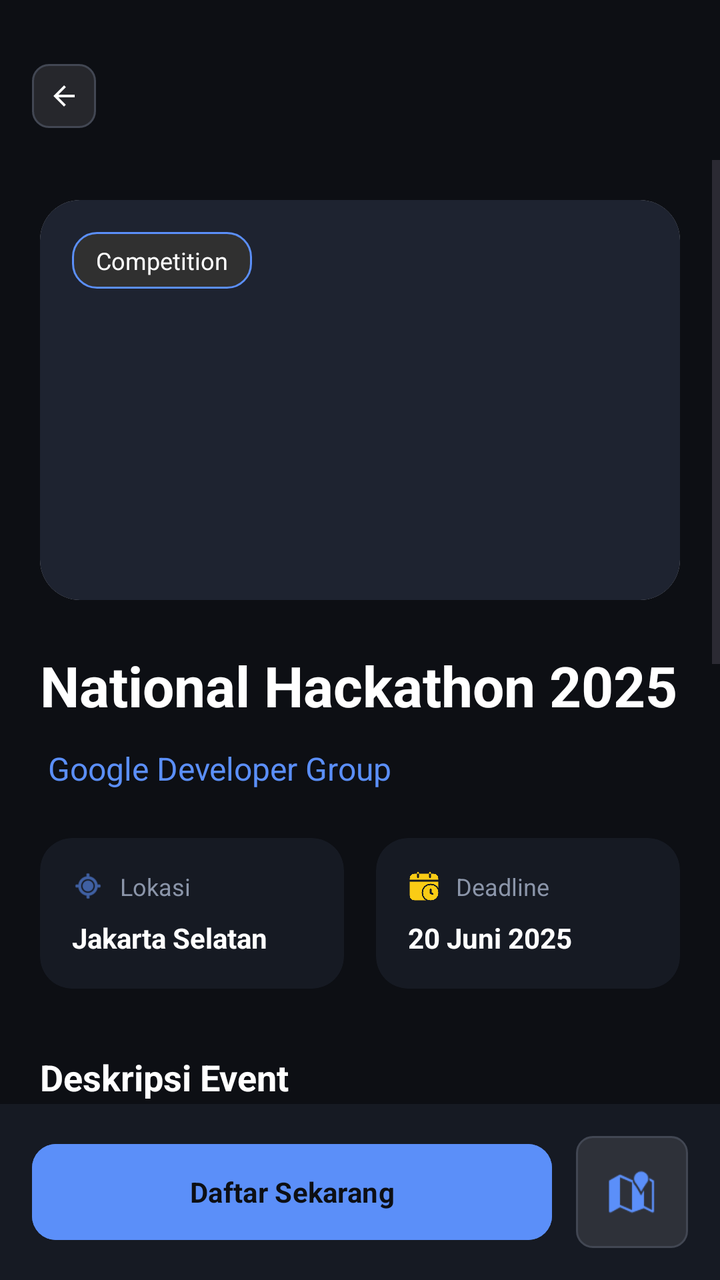
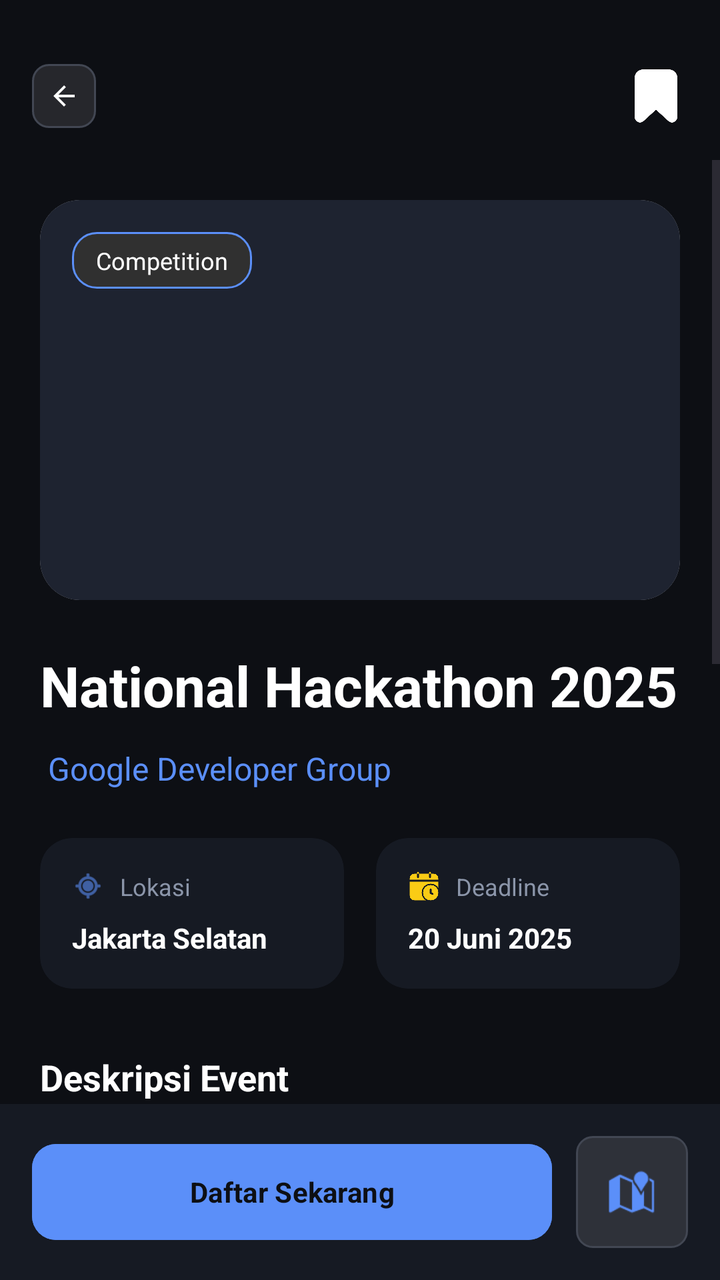

Screens rendered from an Android XML layout before and after an edit, with the pre-edit source and the edit as a unified diff.
<!-- AndroidManifest.xml: application theme Theme.Joko -->
<!-- res/layout/activity_event_detail.xml -->
<?xml version="1.0" encoding="utf-8"?>
<androidx.constraintlayout.widget.ConstraintLayout xmlns:android="http://schemas.android.com/apk/res/android"
    xmlns:app="http://schemas.android.com/apk/res-auto"
    xmlns:tools="http://schemas.android.com/tools"
    android:id="@+id/detailRoot"
    android:layout_width="match_parent"
    android:layout_height="match_parent"
    android:background="@color/bg_base">

    
    <RelativeLayout
        android:id="@+id/toolbar"
        android:layout_width="match_parent"
        android:layout_height="wrap_content"
        android:paddingTop="32dp"
        android:paddingHorizontal="16dp"
        android:paddingBottom="16dp"
        app:layout_constraintTop_toTopOf="parent">

        <ImageView
            android:id="@+id/btnBack"
            android:layout_width="32dp"
            android:layout_height="32dp"
            android:background="@drawable/bg_input_field"
            android:padding="8dp"
            android:src="@drawable/abc_ic_ab_back_material"
            app:tint="@color/white" />

        <LinearLayout
            android:layout_width="wrap_content"
            android:layout_height="wrap_content"
            android:layout_alignParentEnd="true"
            android:orientation="horizontal"/>
    </RelativeLayout>

    <ScrollView
        android:layout_width="match_parent"
        android:layout_height="0dp"
        android:clipToPadding="false"
        app:layout_constraintBottom_toTopOf="@id/bottomBar"
        app:layout_constraintTop_toBottomOf="@id/toolbar">

        <LinearLayout
            android:layout_width="match_parent"
            android:layout_height="wrap_content"
            android:orientation="vertical"
            android:padding="20dp">

            
            <androidx.cardview.widget.CardView
                android:layout_width="match_parent"
                android:layout_height="200dp"
                app:cardCornerRadius="20dp"
                app:cardElevation="0dp">

                <RelativeLayout
                    android:layout_width="match_parent"
                    android:layout_height="match_parent">

                    <ImageView
                        android:id="@+id/ivEventThumbnail"
                        android:layout_width="match_parent"
                        android:layout_height="match_parent"
                        android:background="@color/bg_elevated"
                        android:scaleType="centerCrop" />

                    <TextView
                        android:id="@+id/tvEventCategory"
                        android:layout_width="wrap_content"
                        android:layout_height="wrap_content"
                        android:layout_margin="16dp"
                        android:background="@drawable/bg_cat_event"
                        android:paddingHorizontal="12dp"
                        android:paddingVertical="6dp"
                        android:text="Competition"
                        android:textColor="@color/white"
                        android:textSize="12sp" />
                </RelativeLayout>
            </androidx.cardview.widget.CardView>

            
            <TextView
                android:id="@+id/tvEventTitle"
                android:layout_width="match_parent"
                android:layout_height="wrap_content"
                android:layout_marginTop="24dp"
                android:text="National Hackathon 2025"
                android:textColor="@color/white"
                android:textSize="28sp"
                android:textStyle="bold" />

            
            <LinearLayout
                android:layout_width="match_parent"
                android:layout_height="wrap_content"
                android:layout_marginTop="12dp"
                android:gravity="center_vertical"
                android:orientation="horizontal">

                <TextView
                    android:id="@+id/tvOrganizerName"
                    android:layout_width="wrap_content"
                    android:layout_height="wrap_content"
                    android:layout_marginStart="4dp"
                    android:text="Google Developer Group"
                    android:textColor="@color/primary"
                    android:textSize="16sp" />

                <ImageView
                    android:id="@+id/icVerifiedOrganizer"
                    android:layout_width="24dp"
                    android:layout_height="24dp"
                    android:layout_gravity="center_vertical"
                    android:layout_marginStart="4dp"
                    android:src="@drawable/ic_verified"
                    android:visibility="gone"
                    tools:visibility="visible" />
            </LinearLayout>

            
            <LinearLayout
                android:layout_width="match_parent"
                android:layout_height="wrap_content"
                android:layout_marginTop="24dp"
                android:orientation="horizontal">

                
                <androidx.cardview.widget.CardView
                    android:layout_width="0dp"
                    android:layout_height="wrap_content"
                    android:layout_marginEnd="8dp"
                    android:layout_weight="1"
                    app:cardBackgroundColor="@color/bg_surface"
                    app:cardCornerRadius="16dp"
                    app:cardElevation="0dp">

                    <LinearLayout
                        android:layout_width="match_parent"
                        android:layout_height="wrap_content"
                        android:orientation="vertical"
                        android:padding="16dp">

                        <LinearLayout
                            android:layout_width="wrap_content"
                            android:layout_height="wrap_content"
                            android:gravity="center_vertical">
                            <ImageView
                                android:layout_width="16dp"
                                android:layout_height="16dp"
                                android:src="@android:drawable/ic_menu_mylocation"
                                app:tint="@color/primary" />
                            <TextView
                                android:layout_width="wrap_content"
                                android:layout_height="wrap_content"
                                android:layout_marginStart="8dp"
                                android:text="Lokasi"
                                android:textColor="@color/text_secondary"
                                android:textSize="12sp" />
                        </LinearLayout>

                        <TextView
                            android:id="@+id/tvEventLocation"
                            android:layout_width="wrap_content"
                            android:layout_height="wrap_content"
                            android:layout_marginTop="8dp"
                            android:text="Jakarta Selatan"
                            android:textColor="@color/white"
                            android:textStyle="bold" />
                    </LinearLayout>
                </androidx.cardview.widget.CardView>

                
                <androidx.cardview.widget.CardView
                    android:layout_width="0dp"
                    android:layout_height="wrap_content"
                    android:layout_marginStart="8dp"
                    android:layout_weight="1"
                    app:cardBackgroundColor="@color/bg_surface"
                    app:cardCornerRadius="16dp"
                    app:cardElevation="0dp">

                    <LinearLayout
                        android:layout_width="match_parent"
                        android:layout_height="wrap_content"
                        android:orientation="vertical"
                        android:padding="16dp">

                        <LinearLayout
                            android:layout_width="wrap_content"
                            android:layout_height="wrap_content"
                            android:gravity="center_vertical">
                            <ImageView
                                android:layout_width="16dp"
                                android:layout_height="16dp"
                                android:src="@drawable/ic_deadline"
                                app:tint="#FACC15" />
                            <TextView
                                android:layout_width="wrap_content"
                                android:layout_height="wrap_content"
                                android:layout_marginStart="8dp"
                                android:text="Deadline"
                                android:textColor="@color/text_secondary"
                                android:textSize="12sp" />
                        </LinearLayout>

                        <TextView
                            android:id="@+id/tvEventDeadline"
                            android:layout_width="wrap_content"
                            android:layout_height="wrap_content"
                            android:layout_marginTop="8dp"
                            android:text="20 Juni 2025"
                            android:textColor="@color/white"
                            android:textStyle="bold" />
                    </LinearLayout>
                </androidx.cardview.widget.CardView>
            </LinearLayout>

            
            <TextView
                android:id="@+id/tvEventDescTitle"
                android:layout_width="wrap_content"
                android:layout_height="wrap_content"
                android:layout_marginTop="32dp"
                android:text="Deskripsi Event"
                android:textColor="@color/white"
                android:textSize="18sp"
                android:textStyle="bold" />

            <TextView
                android:id="@+id/tvEventDescription"
                android:layout_width="match_parent"
                android:layout_height="wrap_content"
                android:layout_marginTop="16dp"
                android:alpha="0.7"
                android:lineSpacingExtra="4dp"
                android:text="Bergabunglah dalam kompetisi coding paling bergengsi tahun ini! National Hackathon 2025 mengundang para inovator, developer, dan desainer untuk membangun solusi teknologi masa depan dalam waktu 48 jam.\n\nTahun ini kami fokus pada tema AI for Sustainable Living. Peserta akan mendapatkan akses ke berbagai workshop eksklusif, mentoring dari engineer kelas dunia, dan kesempatan untuk memenangkan total hadiah senilai Rp100.000.000."
                android:textColor="@color/white"
                android:textSize="14sp" />

            
            <androidx.cardview.widget.CardView
                android:layout_width="match_parent"
                android:layout_height="wrap_content"
                android:layout_marginTop="24dp"
                app:cardBackgroundColor="@color/bg_surface"
                app:cardCornerRadius="16dp"
                app:cardElevation="0dp">

                <LinearLayout
                    android:layout_width="match_parent"
                    android:layout_height="wrap_content"
                    android:orientation="vertical"
                    android:padding="20dp">

                    <TextView
                        android:id="@+id/tvEventReqTitle"
                        android:layout_width="wrap_content"
                        android:layout_height="wrap_content"
                        android:text="Persyaratan Utama:"
                        android:textColor="@color/white"
                        android:textSize="14sp"
                        android:textStyle="bold" />

                    <LinearLayout
                        android:id="@+id/layoutRequirements"
                        android:layout_width="match_parent"
                        android:layout_height="wrap_content"
                        android:layout_marginTop="12dp"
                        android:orientation="vertical">
                        
                    </LinearLayout>
                </LinearLayout>
            </androidx.cardview.widget.CardView>

            
            <TextView
                android:id="@+id/tvEventTagTitle"
                android:layout_width="wrap_content"
                android:layout_height="wrap_content"
                android:layout_marginTop="32dp"
                android:text="TAGS"
                android:textColor="@color/text_secondary"
                android:textSize="12sp"
                android:textStyle="bold" />

            <com.google.android.material.chip.ChipGroup
                android:id="@+id/cgEventTags"
                android:layout_width="match_parent"
                android:layout_height="wrap_content"
                android:layout_marginTop="12dp"
                app:chipSpacingHorizontal="8dp">

                
            </com.google.android.material.chip.ChipGroup>

        </LinearLayout>
    </ScrollView>

    
    <LinearLayout
        android:id="@+id/bottomBar"
        android:layout_width="match_parent"
        android:layout_height="wrap_content"
        android:background="@color/bg_surface"
        android:orientation="horizontal"
        android:padding="16dp"
        app:layout_constraintBottom_toBottomOf="parent">

        <Button
            android:id="@+id/btnDaftarSekarang"
            android:layout_width="0dp"
            android:layout_height="56dp"
            android:layout_marginEnd="12dp"
            android:layout_weight="1"
            android:backgroundTint="@color/primary"
            android:text="Daftar Sekarang"
            android:textAllCaps="false"
            android:textColor="@color/bg_base"
            android:textStyle="bold"
            app:cornerRadius="12dp"
            app:iconGravity="textStart"
            app:iconTint="@color/bg_base" />

        <ImageView
            android:id="@+id/btnMap"
            android:layout_width="56dp"
            android:layout_height="56dp"
            android:background="@drawable/bg_input_field"
            android:padding="16dp"
            android:src="@android:drawable/ic_dialog_map"
            app:tint="@color/primary" />
    </LinearLayout>

</androidx.constraintlayout.widget.ConstraintLayout>
<!-- resources referenced by this layout -->
<resources>
  <color name="bg_base">#0D0F14</color>
  <color name="bg_elevated">#1E2330</color>
  <color name="bg_surface">#161A23</color>
  <color name="primary">#5B8FF9</color>
  <color name="text_secondary">#8B95A9</color>
  <color name="white">#FFFFFFFF</color>
  <!-- drawable bg_cat_event (drawable) -->
  <?xml version="1.0" encoding="utf-8"?>
  <shape xmlns:android="http://schemas.android.com/apk/res/android">
      <solid android:color="#303030" />
      <corners android:radius="12dp" />
      <stroke android:width="1dp" android:color="@color/primary" />
  </shape>
  <!-- drawable bg_input_field (drawable) -->
  <?xml version="1.0" encoding="utf-8"?>
  <shape xmlns:android="http://schemas.android.com/apk/res/android">
      <solid android:color="#1AFFFFFF" />
      <corners android:radius="8dp" />
      <stroke android:width="1dp" android:color="@color/outline_variant" />
  </shape>
  <!-- drawable ic_deadline: png bitmap (drawable, 11987 bytes) -->
  <!-- drawable ic_verified: png bitmap (drawable, 16133 bytes) -->
  <style name="Theme.Joko" parent="Base.Theme.Joko" />
  <color name="outline_variant">#424753</color>
  <style name="Base.Theme.Joko" parent="Theme.Material3.DayNight.NoActionBar">
          <item name="colorPrimary">@color/primary</item>
          <item name="android:statusBarColor">@color/bg_base</item>
          <item name="android:windowBackground">@color/bg_base</item>
  
          
          <item name="fontFamily">@font/font_body</item>
  
          <item name="textAppearanceHeadlineLarge">@style/TextAppearance.App.HeadlineLarge</item>
          <item name="textAppearanceHeadlineMedium">@style/TextAppearance.App.HeadlineMedium</item>
          <item name="textAppearanceHeadlineSmall">@style/TextAppearance.App.HeadlineSmall</item>
          <item name="textAppearanceTitleLarge">@style/TextAppearance.App.TitleLarge</item>
      </style>
  <style name="TextAppearance.App.HeadlineLarge" parent="TextAppearance.Material3.HeadlineLarge">
          <item name="fontFamily">@font/font_headlines</item>
          <item name="android:fontFamily">@font/font_headlines</item>
      </style>
  <style name="TextAppearance.App.HeadlineMedium" parent="TextAppearance.Material3.HeadlineMedium">
          <item name="fontFamily">@font/font_headlines</item>
          <item name="android:fontFamily">@font/font_headlines</item>
      </style>
  <style name="TextAppearance.App.HeadlineSmall" parent="TextAppearance.Material3.HeadlineSmall">
          <item name="fontFamily">@font/font_headlines</item>
          <item name="android:fontFamily">@font/font_headlines</item>
      </style>
  <style name="TextAppearance.App.TitleLarge" parent="TextAppearance.Material3.TitleLarge">
          <item name="fontFamily">@font/font_headlines</item>
          <item name="android:fontFamily">@font/font_headlines</item>
          <item name="android:textStyle">bold</item>
      </style>
</resources>

<!-- the commit's change to res/layout/activity_event_detail.xml (unified diff, before → after) -->
@@ -26,11 +26,16 @@
             android:src="@drawable/abc_ic_ab_back_material"
             app:tint="@color/white" />
 
-        <LinearLayout
-            android:layout_width="wrap_content"
-            android:layout_height="wrap_content"
+        <androidx.appcompat.widget.AppCompatImageView
+            android:id="@+id/btnBookmark"
+            android:layout_width="32dp"
+            android:layout_height="32dp"
             android:layout_alignParentEnd="true"
-            android:orientation="horizontal"/>
+            android:background="?attr/selectableItemBackgroundBorderless"
+            android:src="@drawable/ic_bookmark"
+            app:tint="@color/bookmark_tint_selector"
+            android:clickable="true"
+            android:focusable="true" />
     </RelativeLayout>
 
     <ScrollView
@@ -52,6 +57,10 @@
                 android:layout_height="200dp"
                 app:cardCornerRadius="20dp"
                 app:cardElevation="0dp">
+
+                <RelativeLayout
+                    android:layout_width="match_parent"
+                    android:layout_height="match_parent" /> 
 
                 <RelativeLayout
                     android:layout_width="match_parent"
<!-- resource entries referenced after the edit -->
@@ -20,6 +20,7 @@
       <corners android:radius="8dp" />
       <stroke android:width="1dp" android:color="@color/outline_variant" />
   </shape>
+  <!-- drawable ic_bookmark: png bitmap (drawable, 5692 bytes) -->
   <!-- drawable ic_deadline: png bitmap (drawable, 11987 bytes) -->
   <!-- drawable ic_verified: png bitmap (drawable, 16133 bytes) -->
   <style name="Theme.Joko" parent="Base.Theme.Joko" />
